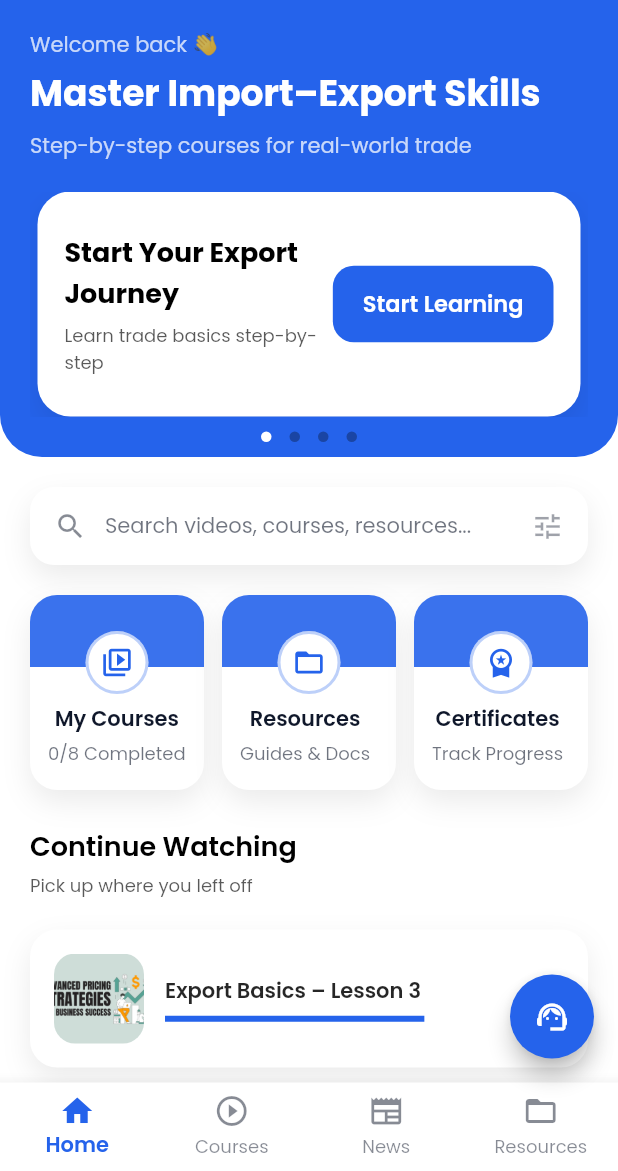
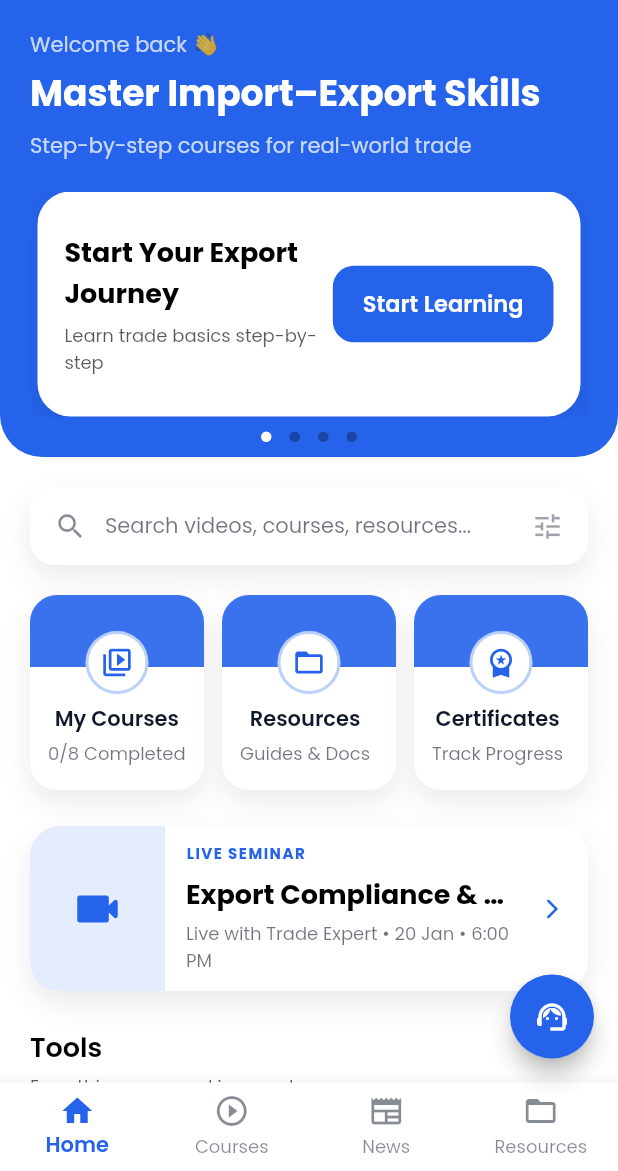
Before and after one commit to codebyAG/exim_lab, a Flutter app: the DashboardScreen screen opened directly, on a phone screen of 412 x 824 dp, the part 65-1236 px from its top. Run offline on Flutter 3.47's test engine with Material 3 defaults, Android fonts, the phone set to English and light mode, and no system bars; our stand-ins replace dio, pin_code_fields, shared_preferences, youtube_player_flutter; accounts and stored records are empty.

Commit message:
my course card

```diff
--- a/lib/features/dashboard/presentation/screens/dashboard.dart
+++ b/lib/features/dashboard/presentation/screens/dashboard.dart
@@ -8,8 +8,10 @@ import 'package:exim_lab/features/dashboard/presentation/widgets/continue_card.d
 import 'package:exim_lab/features/dashboard/presentation/widgets/course_of_the_day.dart';
 import 'package:exim_lab/features/dashboard/presentation/widgets/cta_carasoul.dart';
 import 'package:exim_lab/features/dashboard/presentation/widgets/horizontal_courses.dart';
+import 'package:exim_lab/features/dashboard/presentation/widgets/live_seminar_card.dart';
 import 'package:exim_lab/features/dashboard/presentation/widgets/quick_card.dart';
 import 'package:exim_lab/features/dashboard/presentation/widgets/section_header.dart';
+import 'package:exim_lab/features/dashboard/presentation/widgets/tool_section.dart';
 import 'package:exim_lab/features/news/presentation/screens/news_list_screen.dart';
 import 'package:exim_lab/features/resources/presentation/screens/resource_screen.dart';
 import 'package:exim_lab/localization/app_localization.dart';
@@ -190,6 +192,28 @@ class _DashboardScreenState extends State<DashboardScreen> {
 
               const SizedBox(height: 24),
 
+              LiveSeminarCard(
+                title: 'Export Compliance & Documentation',
+                subtitle: 'Live with Trade Expert',
+                dateTime: '20 Jan • 6:00 PM',
+                onTap: () {
+                  // navigate to seminar details / registration
+                },
+              ),
+
+              const SizedBox(height: 24),
+
+              SectionHeader(
+                title: 'Tools',
+                subtitle: 'Everything you need in one place',
+              ),
+
+              const SizedBox(height: 12),
+
+              const ToolsSection(),
+
+              const SizedBox(height: 28),
+
               // ================= CONTINUE WATCHING =================
               SectionHeader(
                 title: t.translate('continue_watching'),
--- /dev/null
+++ b/lib/features/dashboard/presentation/widgets/live_seminar_card.dart
@@ -0,0 +1,114 @@
+import 'package:flutter/material.dart';
+
+class LiveSeminarCard extends StatelessWidget {
+  final String title;
+  final String subtitle;
+  final String dateTime;
+  final VoidCallback onTap;
+
+  const LiveSeminarCard({
+    super.key,
+    required this.title,
+    required this.subtitle,
+    required this.dateTime,
+    required this.onTap,
+  });
+
+  @override
+  Widget build(BuildContext context) {
+    final theme = Theme.of(context);
+    final cs = theme.colorScheme;
+
+    return Padding(
+      padding: const EdgeInsets.symmetric(horizontal: 20),
+      child: GestureDetector(
+        onTap: onTap,
+        child: Container(
+          height: 110,
+          decoration: BoxDecoration(
+            color: cs.surface,
+            borderRadius: BorderRadius.circular(20),
+            boxShadow: [
+              BoxShadow(
+                color: theme.brightness == Brightness.dark
+                    ? Colors.black.withOpacity(0.4)
+                    : Colors.black.withOpacity(0.08),
+                blurRadius: 16,
+                offset: const Offset(0, 8),
+              ),
+            ],
+          ),
+          child: Row(
+            children: [
+              // LEFT ICON AREA (CURVED)
+              Container(
+                width: 90,
+                decoration: BoxDecoration(
+                  color: cs.primary.withOpacity(0.12),
+                  borderRadius: const BorderRadius.horizontal(
+                    left: Radius.circular(20),
+                  ),
+                ),
+                child: Center(
+                  child: Icon(
+                    Icons.videocam_rounded,
+                    size: 36,
+                    color: cs.primary,
+                  ),
+                ),
+              ),
+
+              const SizedBox(width: 14),
+
+              // TEXT
+              Expanded(
+                child: Column(
+                  mainAxisAlignment: MainAxisAlignment.center,
+                  crossAxisAlignment: CrossAxisAlignment.start,
+                  children: [
+                    Text(
+                      'LIVE SEMINAR',
+                      style: theme.textTheme.labelSmall?.copyWith(
+                        color: cs.primary,
+                        fontWeight: FontWeight.w700,
+                        letterSpacing: 1,
+                      ),
+                    ),
+                    const SizedBox(height: 6),
+                    Text(
+                      title,
+                      maxLines: 1,
+                      overflow: TextOverflow.ellipsis,
+                      style: theme.textTheme.titleMedium?.copyWith(
+                        fontWeight: FontWeight.w700,
+                      ),
+                    ),
+                    const SizedBox(height: 4),
+                    Text(
+                      '$subtitle • $dateTime',
+                      style: theme.textTheme.bodySmall?.copyWith(
+                        color: cs.onSurface.withOpacity(0.6),
+                      ),
+                    ),
+                  ],
+                ),
+              ),
+
+              const SizedBox(width: 12),
+
+              // CTA
+              Padding(
+                padding: const EdgeInsets.only(right: 16),
+                child: Icon(
+                  Icons.arrow_forward_ios_rounded,
+                  size: 16,
+                  color: cs.primary,
+                ),
+              ),
+            ],
+          ),
+        ),
+      ),
+    );
+  }
+}
```
Also changed, not shown: lib/features/dashboard/presentation/widgets/tool_card.dart (added, +75 -0 lines), lib/features/dashboard/presentation/widgets/tool_section.dart (added, +46 -0 lines).
